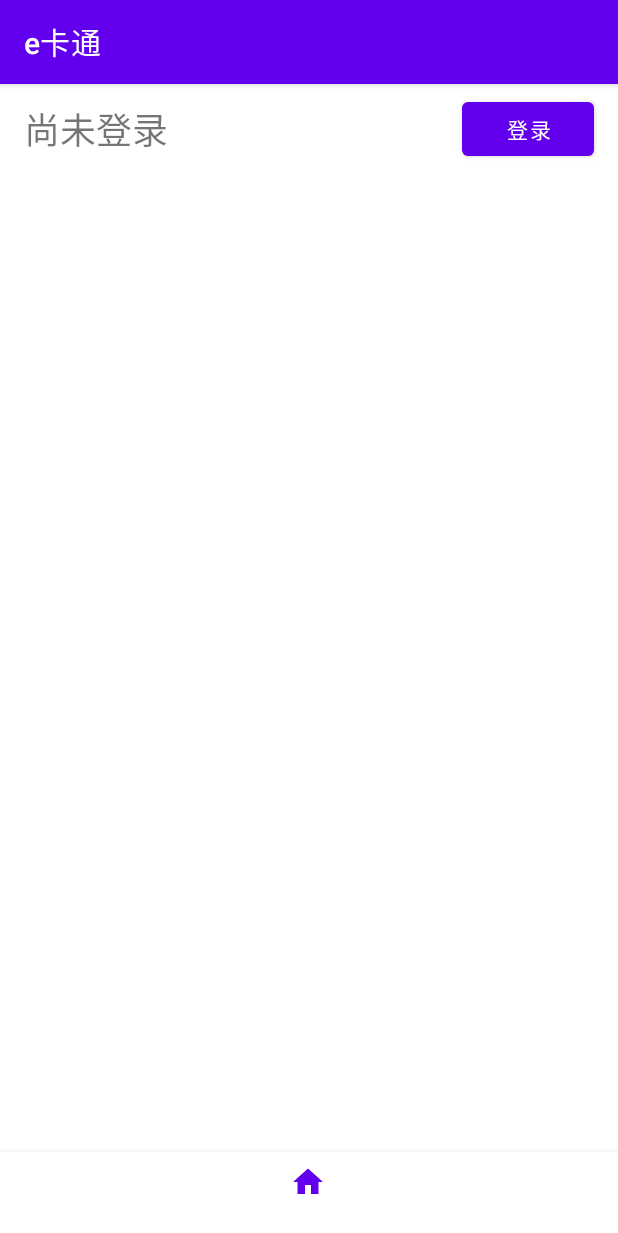
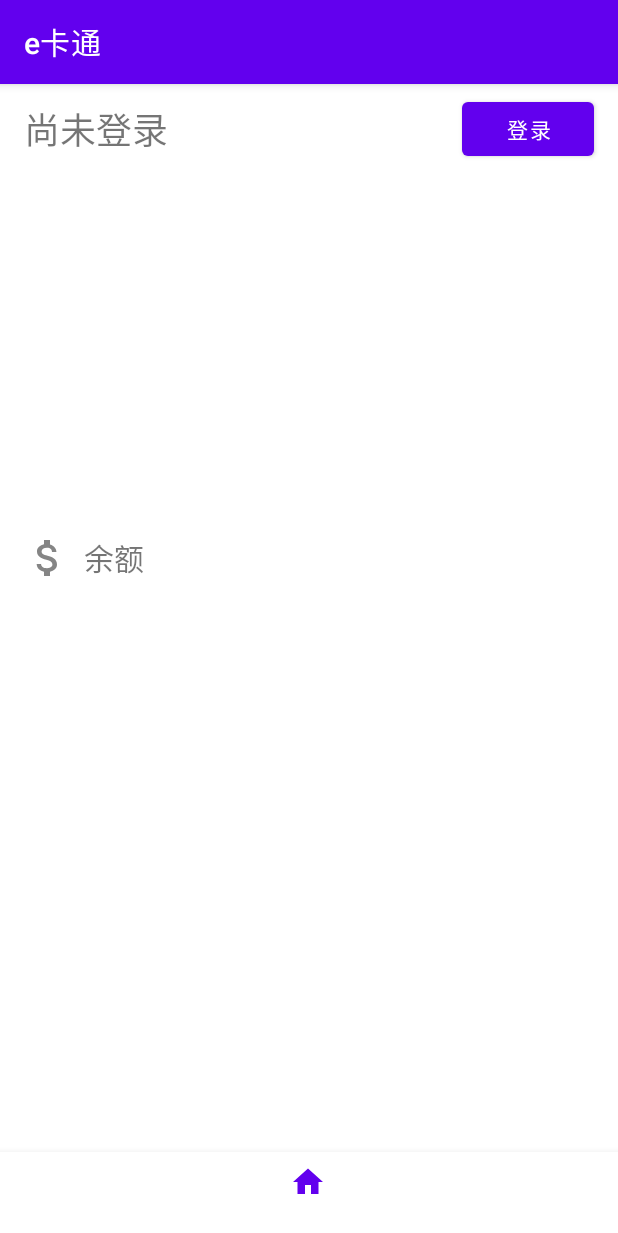
Before and after one commit to Little1Yuan/NaOUC, an Android app: the screen it shows after launch (MainActivity), after a tap on an icon or button, on a phone screen of 412 x 824 dp. Shown: the top 1233 px of the screen. Run offline under Robolectric (Android 15) with nearby library versions, the phone set to English and light mode, and no system bars; our stand-ins replace navigation-ui; libraries missing offline, so code that uses them is left out: com.journeyapps.barcodescanner.

Commit message:
余额获取与显示

```diff
--- a/app/src/main/java/cn/nahco3awa/naouc/ui/ouc/OUCFragment.java
+++ b/app/src/main/java/cn/nahco3awa/naouc/ui/ouc/OUCFragment.java
@@ -29,6 +29,7 @@ import com.google.zxing.WriterException;
 import com.google.zxing.common.BitMatrix;
 import com.journeyapps.barcodescanner.BarcodeEncoder;
 
+import java.util.Locale;
 import java.util.Random;
 
 import cn.nahco3awa.naouc.OucLoginMainActivity;
@@ -36,8 +37,10 @@ import cn.nahco3awa.naouc.R;
 import cn.nahco3awa.naouc.databinding.FragmentOucBinding;
 import cn.nahco3awa.naouc.network.ouc.OUCRequestSender;
 import cn.nahco3awa.naouc.network.ouc.request.GetBarCodePayOUCRequest;
+import cn.nahco3awa.naouc.network.ouc.request.GetCardAccInfoOUCRequest;
 import cn.nahco3awa.naouc.network.ouc.request.GetInfoByTokenOUCRequest;
 import cn.nahco3awa.naouc.network.ouc.response.GetBarCodePayOUCResponse;
+import cn.nahco3awa.naouc.network.ouc.response.GetCardAccInfoOUCResponse;
 import cn.nahco3awa.naouc.network.ouc.response.GetInfoByTokenOUCResponse;
 import cn.nahco3awa.naouc.network.ouc.response.OUCCallback;
 
@@ -52,6 +55,7 @@ public class OUCFragment extends Fragment {
     private ActivityResultLauncher<Intent> loginLauncher;
     private ImageView barcodeImageView;
     private ImageView qrCodeImageView;
+    private TextView balanceTextView;
 
     public View onCreateView(@NonNull LayoutInflater inflater, ViewGroup container, Bundle savedInstanceState) {
         binding = FragmentOucBinding.inflate(inflater, container, false);
@@ -81,6 +85,7 @@ public class OUCFragment extends Fragment {
         welcomeTextView = root.findViewById(R.id.oucMainWelcomeTextView);
         barcodeImageView = root.findViewById(R.id.oucBarcodeImageView);
         qrCodeImageView = root.findViewById(R.id.qrCodeImageView);
+        balanceTextView = root.findViewById(R.id.balanceTextView);
 
         loginButton.setOnClickListener(this::onClickLogin);
         welcomeTextView.setOnClickListener(this::onClickWelcomeText);
@@ -106,6 +111,7 @@ public class OUCFragment extends Fragment {
                     requireActivity().runOnUiThread(() -> {
                         refreshWelcomeText();
                         refreshPayCode();
+                        refreshBalance();
                     });
                 }
 
@@ -124,7 +130,25 @@ public class OUCFragment extends Fragment {
     }
 
     private void onClickRefreshPayCode(View view) {
-        refreshPayCode();
+        if (isLogon()) {
+            refreshPayCode();
+        }
+    }
+
+    private void refreshBalance() {
+        String account = infoResponse.getAccount();
+        balanceTextView.setText("...");
+        OUCRequestSender.getInstance().getCardAccInfo(new GetCardAccInfoOUCRequest(account), new OUCCallback<>() {
+            @Override
+            public void onSuccess(GetCardAccInfoOUCResponse response) {
+                requireActivity().runOnUiThread(() -> balanceTextView.setText(String.format(Locale.SIMPLIFIED_CHINESE, "%.2f", response.getBalance() / 100.0)));
+            }
+
+            @Override
+            public void onFailure(Throwable e) {
+                requireActivity().runOnUiThread(() -> balanceTextView.setText("获取失败"));
+            }
+        });
     }
 
     private void refreshPayCode() {
--- /dev/null
+++ b/app/src/main/res/drawable-anydpi/ic_action_money.xml
@@ -0,0 +1,11 @@
+<vector xmlns:android="http://schemas.android.com/apk/res/android"
+    android:width="24dp"
+    android:height="24dp"
+    android:viewportWidth="24"
+    android:viewportHeight="24"
+    android:tint="#333333"
+    android:alpha="0.6">
+  <path
+      android:fillColor="@android:color/white"
+      android:pathData="M11.8,10.9c-2.27,-0.59 -3,-1.2 -3,-2.15 0,-1.09 1.01,-1.85 2.7,-1.85 1.78,0 2.44,0.85 2.5,2.1h2.21c-0.07,-1.72 -1.12,-3.3 -3.21,-3.81V3h-3v2.16c-1.94,0.42 -3.5,1.68 -3.5,3.61 0,2.31 1.91,3.46 4.7,4.13 2.5,0.6 3,1.48 3,2.41 0,0.69 -0.49,1.79 -2.7,1.79 -2.06,0 -2.87,-0.92 -2.98,-2.1h-2.2c0.12,2.19 1.76,3.42 3.68,3.83V21h3v-2.15c1.95,-0.37 3.5,-1.5 3.5,-3.55 0,-2.84 -2.43,-3.81 -4.7,-4.4z"/>
+</vector>
--- a/app/src/main/res/layout/fragment_ouc.xml
+++ b/app/src/main/res/layout/fragment_ouc.xml
@@ -60,4 +60,53 @@
         app:layout_constraintStart_toStartOf="parent"
         app:layout_constraintTop_toBottomOf="@+id/oucBarcodeImageView" />
 
+    <ScrollView
+        android:layout_width="0dp"
+        android:layout_height="0dp"
+        android:layout_marginStart="16dp"
+        android:layout_marginTop="8dp"
+        android:layout_marginEnd="16dp"
+        android:layout_marginBottom="16dp"
+        app:layout_constraintBottom_toBottomOf="parent"
+        app:layout_constraintEnd_toEndOf="parent"
+        app:layout_constraintHorizontal_bias="1.0"
+        app:layout_constraintStart_toStartOf="parent"
+        app:layout_constraintTop_toBottomOf="@+id/qrCodeImageView"
+        app:layout_constraintVertical_bias="1.0">
+
+        <LinearLayout
+            android:layout_width="match_parent"
+            android:layout_height="wrap_content"
+            android:orientation="vertical">
+
+            <LinearLayout
+                android:id="@+id/cashButton"
+                android:layout_width="match_parent"
+                android:layout_height="64dp"
+                android:orientation="horizontal">
+
+                <ImageView
+                    android:layout_width="32dp"
+                    android:layout_height="match_parent"
+                    app:srcCompat="@drawable/ic_action_money" />
+
+                <TextView
+                    android:layout_width="wrap_content"
+                    android:layout_height="match_parent"
+                    android:layout_marginStart="8dp"
+                    android:gravity="center|start"
+                    android:text="余额"
+                    android:textSize="20sp" />
+
+                <TextView
+                    android:id="@+id/balanceTextView"
+                    android:layout_width="match_parent"
+                    android:layout_height="match_parent"
+                    android:layout_marginEnd="8dp"
+                    android:gravity="center|end"
+                    android:textSize="16sp" />
+            </LinearLayout>
+        </LinearLayout>
+    </ScrollView>
+
 </androidx.constraintlayout.widget.ConstraintLayout>
```
Also changed, not shown: app/src/main/java/cn/nahco3awa/naouc/network/ouc/OUCRequestSender.java (+16 -0 lines), app/src/main/java/cn/nahco3awa/naouc/network/ouc/request/GetCardAccInfoOUCRequest.java (added, +24 -0 lines), app/src/main/java/cn/nahco3awa/naouc/network/ouc/response/GetCardAccInfoOUCResponse.java (added, +26 -0 lines), app/src/main/res/drawable-hdpi/ic_action_money.png (added), app/src/main/res/drawable-mdpi/ic_action_money.png (added), app/src/main/res/drawable-xhdpi/ic_action_money.png (added), app/src/main/res/drawable-xxhdpi/ic_action_money.png (added).
